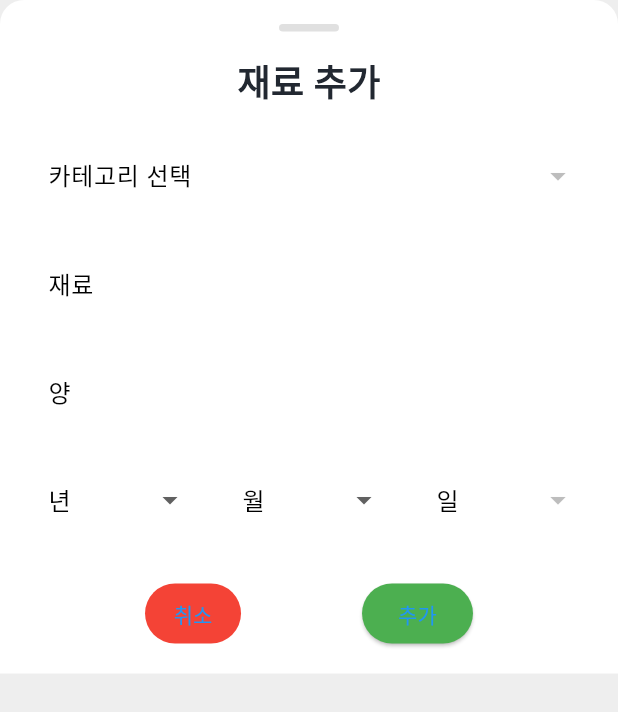
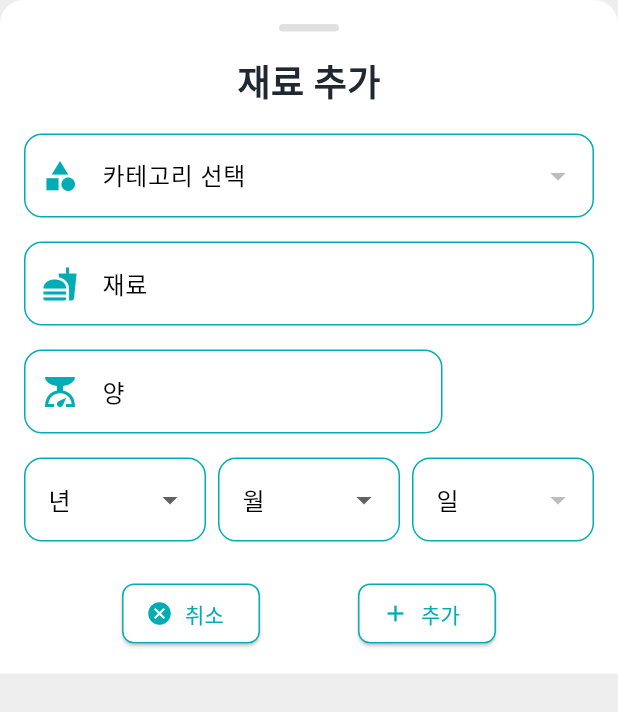
Before and after one commit to ha9eun/madcamp2_fridge_front, a Flutter app: the AddIngredientDialog widget shown alone on an empty page, opened directly, on a phone screen of 412 x 824 dp. Shown: the top 712 px of the screen. Run offline on Flutter 3.47's test engine with Material 3 defaults, Android fonts, the phone set to English and light mode, and no system bars; our stand-ins replace fluttertoast, google_generative_ai, shared_preferences, youtube_player_flutter; missing offline and left inert: kakao_flutter_sdk_user; accounts and stored records are empty; network calls fail.

Commit message:
재료 추가 페이지 수정

```diff
--- /dev/null
+++ b/devtools_options.yaml
@@ -0,0 +1 @@
+extensions:
--- a/lib/view/add_ingredient_dialog.dart
+++ b/lib/view/add_ingredient_dialog.dart
@@ -1,4 +1,6 @@
+import 'package:flutter/cupertino.dart';
 import 'package:flutter/material.dart';
+import 'package:flutter/widgets.dart';
 import 'package:provider/provider.dart';
 import 'package:fridge/view_model/ingredient_view_model.dart';
 import 'package:fridge/view_model/user_view_model.dart';
@@ -13,7 +15,7 @@ class _AddIngredientDialogState extends State<AddIngredientDialog> {
   String? selectedCategory;
   int? selectedFoodId;
   String amount = '';
-  String selectedUnit = '';  // 단위를 저장할 변수 추가
+  String selectedUnit = ''; // 단위를 저장할 변수 추가
   int? selectedYear;
   int? selectedMonth;
   int? selectedDay;
@@ -52,14 +54,16 @@ class _AddIngredientDialogState extends State<AddIngredientDialog> {
       context: context,
       builder: (BuildContext context) {
         return AlertDialog(
+          backgroundColor: Colors.white,
           title: Text(title),
-          content: Text(content),
+          content: Text(content,),
           actions: <Widget>[
             TextButton(
               onPressed: () {
                 Navigator.of(context).pop();
               },
-              child: Text('확인'),
+              child: Text('확인',
+                style: TextStyle(color: Theme.of(context).primaryColor),),
             ),
           ],
         );
@@ -100,9 +104,21 @@ class _AddIngredientDialogState extends State<AddIngredientDialog> {
             ),
             SizedBox(height: 16.0),
             DropdownButtonFormField<String>(
+              dropdownColor: Colors.white,
               decoration: InputDecoration(
                 labelText: '카테고리 선택',
-                border: OutlineInputBorder(),
+                prefixIcon: Icon(Icons.category, color: Theme.of(context).primaryColor),
+                border: OutlineInputBorder(
+                  borderRadius: BorderRadius.circular(12),
+                ),
+                enabledBorder: OutlineInputBorder(
+                  borderRadius: BorderRadius.circular(12),
+                  borderSide: BorderSide(color: Theme.of(context).primaryColor),
+                ),
+                focusedBorder: OutlineInputBorder(
+                  borderRadius: BorderRadius.circular(12),
+                  borderSide: BorderSide(color: Theme.of(context).primaryColor, width: 2),
+                ),
               ),
               value: selectedCategory,
               onChanged: (value) {
@@ -127,7 +143,18 @@ class _AddIngredientDialogState extends State<AddIngredientDialog> {
               focusNode: ingredientFocusNode,
               decoration: InputDecoration(
                 labelText: '재료',
-                border: OutlineInputBorder(),
+                prefixIcon: Icon(Icons.fastfood, color: Theme.of(context).primaryColor),
+                border: OutlineInputBorder(
+                  borderRadius: BorderRadius.circular(12),
+                ),
+                enabledBorder: OutlineInputBorder(
+                  borderRadius: BorderRadius.circular(12),
+                  borderSide: BorderSide(color: Theme.of(context).primaryColor),
+                ),
+                focusedBorder: OutlineInputBorder(
+                  borderRadius: BorderRadius.circular(12),
+                  borderSide: BorderSide(color: Theme.of(context).primaryColor, width: 2),
+                ),
               ),
               onTap: () {
                 setState(() {
@@ -169,11 +196,23 @@ class _AddIngredientDialogState extends State<AddIngredientDialog> {
             SizedBox(height: 16.0),
             Row(
               children: [
-                Expanded(
+                Flexible(
+                  flex: 3, // 줄어든 flex 값
                   child: TextField(
                     decoration: InputDecoration(
                       labelText: '양',
-                      border: OutlineInputBorder(),
+                      prefixIcon: Icon(Icons.scale, color: Theme.of(context).primaryColor),
+                      border: OutlineInputBorder(
+                        borderRadius: BorderRadius.circular(12),
+                      ),
+                      enabledBorder: OutlineInputBorder(
+                        borderRadius: BorderRadius.circular(12),
+                        borderSide: BorderSide(color: Theme.of(context).primaryColor),
+                      ),
+                      focusedBorder: OutlineInputBorder(
+                        borderRadius: BorderRadius.circular(12),
+                        borderSide: BorderSide(color: Theme.of(context).primaryColor, width: 2),
+                      ),
                     ),
                     keyboardType: TextInputType.number,
                     inputFormatters: <TextInputFormatter>[
@@ -187,17 +226,36 @@ class _AddIngredientDialogState extends State<AddIngredientDialog> {
                   ),
                 ),
                 SizedBox(width: 8.0), // 텍스트 필드와 단위 사이의 간격
-                Text(selectedUnit), // 단위 표시
+                Flexible(
+                  flex: 1, // 단위 부분을 위한 flex 값
+                  child: Text(
+                    selectedUnit,
+                    style: TextStyle(fontSize: 16, color: Theme.of(context).primaryColor),
+                  ),
+                ),
+                // 단위 표시
               ],
             ),
             SizedBox(height: 16.0),
             Row(
               children: [
-                Expanded(
+                Flexible(
+                  flex: 2, // 줄어든 flex 값
                   child: DropdownButtonFormField<int>(
+                    dropdownColor: Colors.white,
                     decoration: InputDecoration(
                       labelText: '년',
-                      border: OutlineInputBorder(),
+                      border: OutlineInputBorder(
+                        borderRadius: BorderRadius.circular(12),
+                      ),
+                      enabledBorder: OutlineInputBorder(
+                        borderRadius: BorderRadius.circular(12),
+                        borderSide: BorderSide(color: Theme.of(context).primaryColor),
+                      ),
+                      focusedBorder: OutlineInputBorder(
+                        borderRadius: BorderRadius.circular(12),
+                        borderSide: BorderSide(color: Theme.of(context).primaryColor, width: 2),
+                      ),
                     ),
                     value: selectedYear,
                     onChanged: (value) {
@@ -217,11 +275,23 @@ class _AddIngredientDialogState extends State<AddIngredientDialog> {
                   ),
                 ),
                 SizedBox(width: 8.0),
-                Expanded(
+                Flexible(
+                  flex: 2, // 줄어든 flex 값
                   child: DropdownButtonFormField<int>(
+                    dropdownColor: Colors.white,
                     decoration: InputDecoration(
                       labelText: '월',
-                      border: OutlineInputBorder(),
+                      border: OutlineInputBorder(
+                        borderRadius: BorderRadius.circular(12),
+                      ),
+                      enabledBorder: OutlineInputBorder(
+                        borderRadius: BorderRadius.circular(12),
+                        borderSide: BorderSide(color: Theme.of(context).primaryColor),
+                      ),
+                      focusedBorder: OutlineInputBorder(
+                        borderRadius: BorderRadius.circular(12),
+                        borderSide: BorderSide(color: Theme.of(context).primaryColor, width: 2),
+                      ),
                     ),
                     value: selectedMonth,
                     onChanged: (value) {
@@ -239,11 +309,23 @@ class _AddIngredientDialogState extends State<AddIngredientDialog> {
                   ),
                 ),
                 SizedBox(width: 8.0),
-                Expanded(
+                Flexible(
+                  flex: 2, // 줄어든 flex 값
                   child: DropdownButtonFormField<int>(
+                    dropdownColor: Colors.white,
                     decoration: InputDecoration(
                       labelText: '일',
-                      border: OutlineInputBorder(),
+                      border: OutlineInputBorder(
+                        borderRadius: BorderRadius.circular(12),
+                      ),
+                      enabledBorder: OutlineInputBorder(
+                        borderRadius: BorderRadius.circular(12),
+                        borderSide: BorderSide(color: Theme.of(context).primaryColor),
+                      ),
+                      focusedBorder: OutlineInputBorder(
+                        borderRadius: BorderRadius.circular(12),
+                        borderSide: BorderSide(color: Theme.of(context).primaryColor, width: 2),
+                      ),
                     ),
                     value: selectedDay,
                     onChanged: (value) {
@@ -267,16 +349,24 @@ class _AddIngredientDialogState extends State<AddIngredientDialog> {
             Row(
               mainAxisAlignment: MainAxisAlignment.spaceEvenly,
               children: [
-                TextButton(
+                ElevatedButton.icon(
                   onPressed: () {
                     Navigator.of(context).pop();
                   },
-                  style: TextButton.styleFrom(
-                    backgroundColor: Colors.red,
+                  icon: Icon(Icons.cancel, color: Theme.of(context).primaryColor),
+                  label: Text(
+                    '취소',
+                    style: TextStyle(color: Theme.of(context).primaryColor),
                   ),
-                  child: Text('취소'),
+                  style: ElevatedButton.styleFrom(
+                    backgroundColor: Colors.white,
+                    side: BorderSide(color: Theme.of(context).primaryColor),
+                    shape: RoundedRectangleBorder(
+                      borderRadius: BorderRadius.circular(8),
+                    ),
+                  ),
                 ),
-                ElevatedButton(
+                ElevatedButton.icon(
                   onPressed: () async {
                     if (selectedFoodId != null &&
                         amount.isNotEmpty &&
@@ -294,16 +384,24 @@ class _AddIngredientDialogState extends State<AddIngredientDialog> {
                       if (success) {
                         Navigator.of(context).pop();
                       } else {
-                        _showAlertDialog('경고', '이미 냉장고에 존재하는 재료입니다.');
+                        _showAlertDialog('', '이미 냉장고에 존재하는 재료입니다.');
                       }
                     } else {
-                      _showAlertDialog('경고', '모든 필드를 입력해 주세요.');
+                      _showAlertDialog('', '모든 필드를 입력해 주세요.');
                     }
                   },
+                  icon: Icon(Icons.add, color: Theme.of(context).primaryColor),
+                  label: Text(
+                    '추가',
+                    style: TextStyle(color: Theme.of(context).primaryColor),
+                  ),
                   style: ElevatedButton.styleFrom(
-                    backgroundColor: Colors.green,
+                    backgroundColor: Colors.white,
+                    side: BorderSide(color: Theme.of(context).primaryColor),
+                    shape: RoundedRectangleBorder(
+                      borderRadius: BorderRadius.circular(8),
+                    ),
                   ),
-                  child: Text('추가'),
                 ),
               ],
             ),
@@ -313,6 +411,8 @@ class _AddIngredientDialogState extends State<AddIngredientDialog> {
     );
   }
 }
+
+
 
 void showAddIngredientDialog(BuildContext context) {
   showModalBottomSheet(
```
